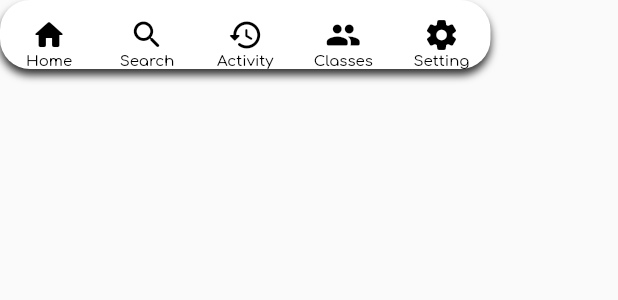
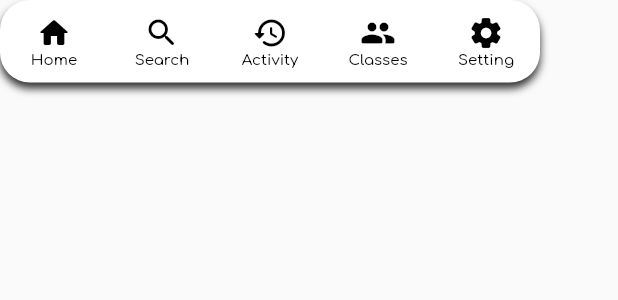
Before and after one commit to ngluutu/MobileApp_Group5, a Flutter app: the MenuBar widget shown alone on an empty page, opened directly, on a phone screen of 412 x 824 dp. Shown: the top 300 px of the screen. Run offline on Flutter 3.47's test engine with Material 2 defaults, Android fonts, the phone set to English and light mode, and no system bars; our stand-ins replace google_fonts.

Commit message:
Fix overflowed bottom

```diff
--- a/app_quizziz/lib/menubar.dart
+++ b/app_quizziz/lib/menubar.dart
@@ -1,5 +1,4 @@
 import 'package:flutter/material.dart';
-import 'package:resizable_widget/resizable_widget.dart';
 import 'package:google_fonts/google_fonts.dart';
 
 class MenuBar extends StatelessWidget {
@@ -12,8 +11,8 @@ class MenuBar extends StatelessWidget {
 
   Widget _menuBar() {
     return Container(
-      height: 46,
-      width: 327,
+      height: 55,
+      width: 360,
       //alignment: Alignment.bottomCenter,
       decoration: BoxDecoration(
         color: Colors.white,
@@ -28,6 +27,7 @@ class MenuBar extends StatelessWidget {
         ],
       ),
       child: Row(
+          crossAxisAlignment: CrossAxisAlignment.center,
           mainAxisSize: MainAxisSize.max,
           mainAxisAlignment: MainAxisAlignment.spaceAround,
           children: [
@@ -43,7 +43,7 @@ class MenuBar extends StatelessWidget {
   TextButton _homeButton() {
     return TextButton(
       style: ButtonStyle(
-          fixedSize: MaterialStatePropertyAll<Size>(Size.square(40))),
+          fixedSize: MaterialStatePropertyAll<Size>(Size.square(55))),
       child: Column(
         mainAxisSize: MainAxisSize.min,
         children: [
@@ -64,7 +64,7 @@ class MenuBar extends StatelessWidget {
   TextButton _searchButton() {
     return TextButton(
       style: ButtonStyle(
-          fixedSize: MaterialStatePropertyAll<Size>(Size.square(40))),
+          fixedSize: MaterialStatePropertyAll<Size>(Size.square(55))),
       child: Column(
         mainAxisSize: MainAxisSize.min,
         children: [
@@ -85,7 +85,7 @@ class MenuBar extends StatelessWidget {
   TextButton _activityButton() {
     return TextButton(
       style: ButtonStyle(
-          fixedSize: MaterialStatePropertyAll<Size>(Size.square(40))),
+          fixedSize: MaterialStatePropertyAll<Size>(Size.square(55))),
       child: Column(
         mainAxisSize: MainAxisSize.min,
         children: [
@@ -106,7 +106,7 @@ class MenuBar extends StatelessWidget {
   TextButton _classesButton() {
     return TextButton(
       style: ButtonStyle(
-          fixedSize: MaterialStatePropertyAll<Size>(Size.square(40))),
+          fixedSize: MaterialStatePropertyAll<Size>(Size.square(55))),
       child: Column(
         mainAxisSize: MainAxisSize.min,
         children: [
@@ -127,7 +127,7 @@ class MenuBar extends StatelessWidget {
   TextButton _settingButton() {
     return TextButton(
       style: ButtonStyle(
-          fixedSize: MaterialStatePropertyAll<Size>(Size.square(40))),
+          fixedSize: MaterialStatePropertyAll<Size>(Size.square(55))),
       child: Column(
         mainAxisSize: MainAxisSize.min,
         children: [
```
